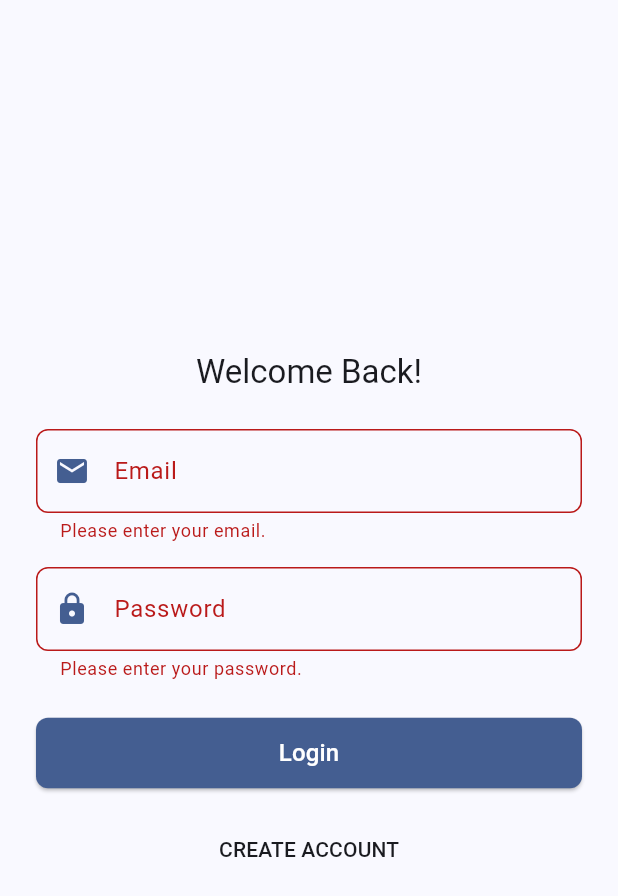
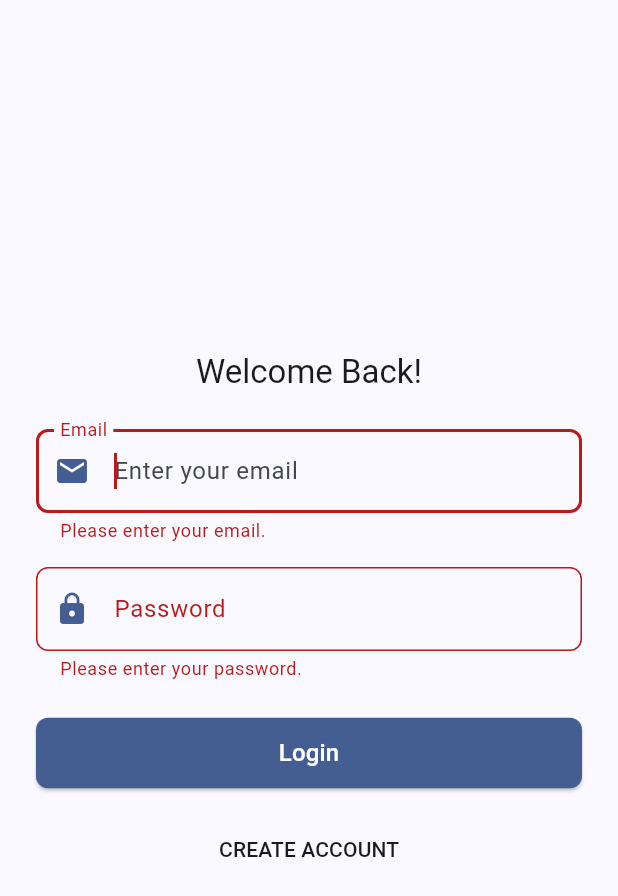
Before and after one commit to kesava-code/flutter_firebase_task, a Flutter app: the screen it shows after launch, after a tap on "Login", on a phone screen of 412 x 824 dp. Shown: the top 896 px of the screen. Run offline on Flutter 3.47's test engine with Material 3 defaults, Android fonts, the phone set to English and light mode, and no system bars; our stand-ins replace cached_network_image, cloud_firestore, connectivity_plus, firebase_auth, firebase_core, firebase_storage and 1 more; accounts and stored records are empty.

Commit message:
Focus Nodes Implementation for Register and Login Screens, Minor changes in Home Screen

```diff
--- a/lib/screens/login_screen.dart
+++ b/lib/screens/login_screen.dart
@@ -27,6 +27,7 @@ class _LoginScreenState extends State<LoginScreen> {
   final _formKey = GlobalKey<FormState>();
   // FocusNode to programmatically focus the password field
   final _passwordFocusNode = FocusNode();
+  final _emailFocusNode = FocusNode();
 
   @override
   void initState() {
@@ -69,6 +70,9 @@ class _LoginScreenState extends State<LoginScreen> {
         if (mounted) {
           FocusScope.of(context).requestFocus(_passwordFocusNode);
         }
+      } else if (mounted) {
+        // If no pre-fill, focus the email field initially.
+        FocusScope.of(context).requestFocus(_emailFocusNode);
       }
     }
   }
@@ -82,7 +86,7 @@ class _LoginScreenState extends State<LoginScreen> {
     if (!(_formKey.currentState?.validate() ?? false)) {
       return; // If form is not valid, do not proceed.
     }
-
+    FocusScope.of(context).unfocus();
     final authProvider = Provider.of<AuthProvider>(context, listen: false);
     // Trim whitespace from inputs.
     final email = _emailController.text.trim();
@@ -143,6 +147,8 @@ class _LoginScreenState extends State<LoginScreen> {
                 const SizedBox(height: 24),
                 TextFormField(
                   controller: _emailController,
+
+                  focusNode: _emailFocusNode,
                   keyboardType: TextInputType.emailAddress,
                   decoration: InputDecoration(
                     prefixIconColor: Theme.of(context).colorScheme.primary,
@@ -161,6 +167,10 @@ class _LoginScreenState extends State<LoginScreen> {
                       return 'Please enter a valid email address.';
                     }
                     return null;
+                  },
+                  onFieldSubmitted: (_) {
+                    // When "next" is pressed
+                    FocusScope.of(context).requestFocus(_passwordFocusNode);
                   },
                 ),
                 const SizedBox(height: 16),
@@ -186,6 +196,9 @@ class _LoginScreenState extends State<LoginScreen> {
                     }
                     return null;
                   },
+                  onFieldSubmitted: (_) {
+                    authProvider.isLoading ? null : _login(context);
+                  },
                 ),
                 const SizedBox(height: 24),
                 ElevatedButton(
@@ -205,7 +218,7 @@ class _LoginScreenState extends State<LoginScreen> {
                             width: 20,
                             child: CircularProgressIndicator(
                               strokeWidth: 2,
-                              color: Theme.of(context).colorScheme.onPrimary,
+                              color: Theme.of(context).colorScheme.onSurfaceVariant,
                             ),
                           )
                           : Text(
```
Also changed, not shown: lib/screens/home_screen.dart (+15 -6 lines), lib/screens/register_screen.dart (+29 -6 lines), 1 other file.
